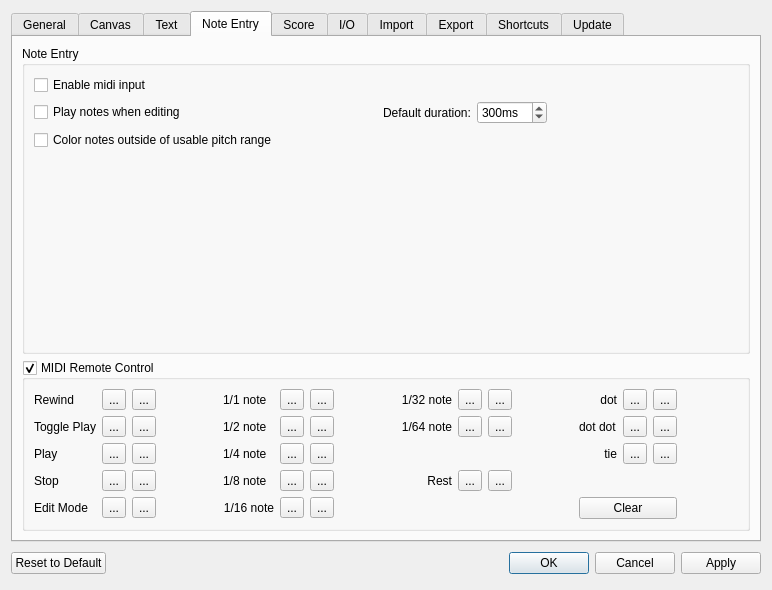
Before: the Qt Designer form mscore/mscore/prefsdialog.ui in musescore/musescore-old, drawn with Qt 5.
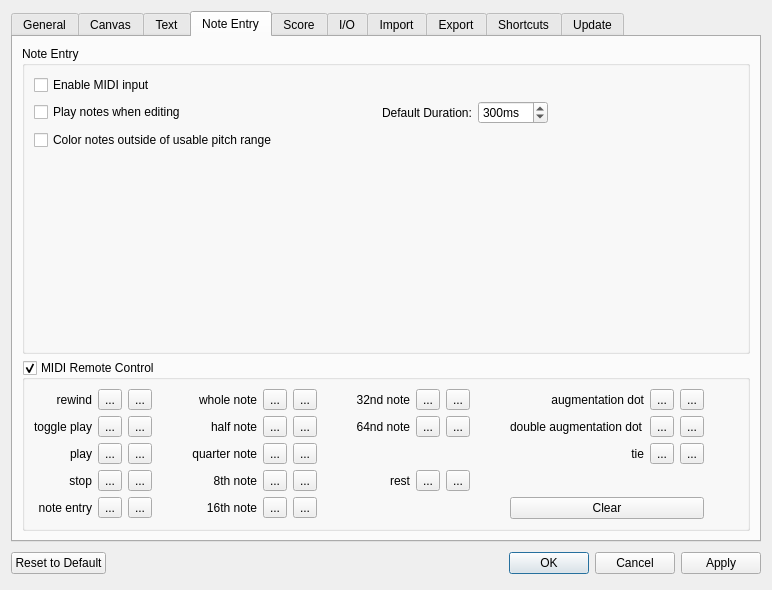
After: the same form once the commit is applied. The open tabs and pages were chosen to show the change. Icons and pictures are not drawn. Custom widgets are drawn as their Qt base class.

Commit message: UI copy edits, increase frets on guitar to 19

```diff
--- a/mscore/mscore/prefsdialog.ui
+++ b/mscore/mscore/prefsdialog.ui
@@ -749,7 +749,7 @@
           <item>
            <widget class="QCheckBox" name="enableMidiInput">
             <property name="text">
-             <string>Enable midi input</string>
+             <string>Enable MIDI input</string>
             </property>
            </widget>
           </item>
@@ -778,7 +778,7 @@
             <item>
              <widget class="QLabel" name="label_37">
               <property name="text">
-               <string>Default duration:</string>
+               <string>Default Duration:</string>
               </property>
              </widget>
             </item>
@@ -863,7 +863,10 @@
           <item row="0" column="0">
            <widget class="QLabel" name="label_15">
             <property name="text">
-             <string>Rewind</string>
+             <string>rewind</string>
+            </property>
+            <property name="alignment">
+             <set>Qt::AlignRight|Qt::AlignTrailing|Qt::AlignVCenter</set>
             </property>
            </widget>
           </item>
@@ -890,7 +893,7 @@
           <item row="1" column="0">
            <widget class="QLabel" name="label_20">
             <property name="text">
-             <string>Toggle Play</string>
+             <string>toggle play</string>
             </property>
             <property name="alignment">
              <set>Qt::AlignRight|Qt::AlignTrailing|Qt::AlignVCenter</set>
@@ -933,14 +936,20 @@
           <item row="0" column="4">
            <widget class="QLabel" name="label_14">
             <property name="text">
-             <string>1/1 note</string>
+             <string>whole note</string>
+            </property>
+            <property name="alignment">
+             <set>Qt::AlignRight|Qt::AlignTrailing|Qt::AlignVCenter</set>
             </property>
            </widget>
           </item>
           <item row="1" column="4">
            <widget class="QLabel" name="label_16">
             <property name="text">
-             <string>1/2 note</string>
+             <string>half note</string>
+            </property>
+            <property name="alignment">
+             <set>Qt::AlignRight|Qt::AlignTrailing|Qt::AlignVCenter</set>
             </property>
            </widget>
           </item>
@@ -975,21 +984,27 @@
           <item row="2" column="4">
            <widget class="QLabel" name="label_39">
             <property name="text">
-             <string>1/4 note</string>
+             <string>quarter note</string>
+            </property>
+            <property name="alignment">
+             <set>Qt::AlignRight|Qt::AlignTrailing|Qt::AlignVCenter</set>
             </property>
            </widget>
           </item>
           <item row="3" column="4">
            <widget class="QLabel" name="label_40">
             <property name="text">
-             <string>1/8 note</string>
+             <string>8th note</string>
+            </property>
+            <property name="alignment">
+             <set>Qt::AlignRight|Qt::AlignTrailing|Qt::AlignVCenter</set>
             </property>
            </widget>
           </item>
           <item row="3" column="8">
            <widget class="QLabel" name="label_44">
             <property name="text">
-             <string>Rest</string>
+             <string>rest</string>
             </property>
             <property name="alignment">
              <set>Qt::AlignRight|Qt::AlignTrailing|Qt::AlignVCenter</set>
@@ -1034,7 +1049,7 @@
           <item row="0" column="12">
            <widget class="QLabel" name="label_45">
             <property name="text">
-             <string>dot</string>
+             <string>augmentation dot</string>
             </property>
             <property name="alignment">
              <set>Qt::AlignRight|Qt::AlignTrailing|Qt::AlignVCenter</set>
@@ -1044,7 +1059,7 @@
           <item row="1" column="12">
            <widget class="QLabel" name="label_46">
             <property name="text">
-             <string>dot dot</string>
+             <string>double augmentation dot</string>
             </property>
            </widget>
           </item>
@@ -1149,14 +1164,20 @@
           <item row="2" column="0">
            <widget class="QLabel" name="label_50">
             <property name="text">
-             <string>Play</string>
+             <string>play</string>
+            </property>
+            <property name="alignment">
+             <set>Qt::AlignRight|Qt::AlignTrailing|Qt::AlignVCenter</set>
             </property>
            </widget>
           </item>
           <item row="3" column="0">
            <widget class="QLabel" name="label_51">
             <property name="text">
-             <string>Stop</string>
+             <string>stop</string>
+            </property>
+            <property name="alignment">
+             <set>Qt::AlignRight|Qt::AlignTrailing|Qt::AlignVCenter</set>
             </property>
            </widget>
           </item>
@@ -1203,7 +1224,10 @@
           <item row="4" column="0">
            <widget class="QLabel" name="label_52">
             <property name="text">
-             <string>Edit Mode</string>
+             <string>note entry</string>
+            </property>
+            <property name="alignment">
+             <set>Qt::AlignRight|Qt::AlignTrailing|Qt::AlignVCenter</set>
             </property>
            </widget>
           </item>
@@ -1230,7 +1254,7 @@
           <item row="4" column="4">
            <widget class="QLabel" name="label_41">
             <property name="text">
-             <string>1/16 note</string>
+             <string>16th note</string>
             </property>
             <property name="alignment">
              <set>Qt::AlignRight|Qt::AlignTrailing|Qt::AlignVCenter</set>
@@ -1268,7 +1292,7 @@
           <item row="0" column="8">
            <widget class="QLabel" name="label_42">
             <property name="text">
-             <string>1/32 note</string>
+             <string>32nd note</string>
             </property>
             <property name="alignment">
              <set>Qt::AlignRight|Qt::AlignTrailing|Qt::AlignVCenter</set>
@@ -1278,7 +1302,7 @@
           <item row="1" column="8">
            <widget class="QLabel" name="label_43">
             <property name="text">
-             <string>1/64 note</string>
+             <string>64nd note</string>
             </property>
             <property name="alignment">
              <set>Qt::AlignRight|Qt::AlignTrailing|Qt::AlignVCenter</set>
```
Left out of the diff: 18 changed lines with no effect on the pictures. The commit also changes 9 other files.
